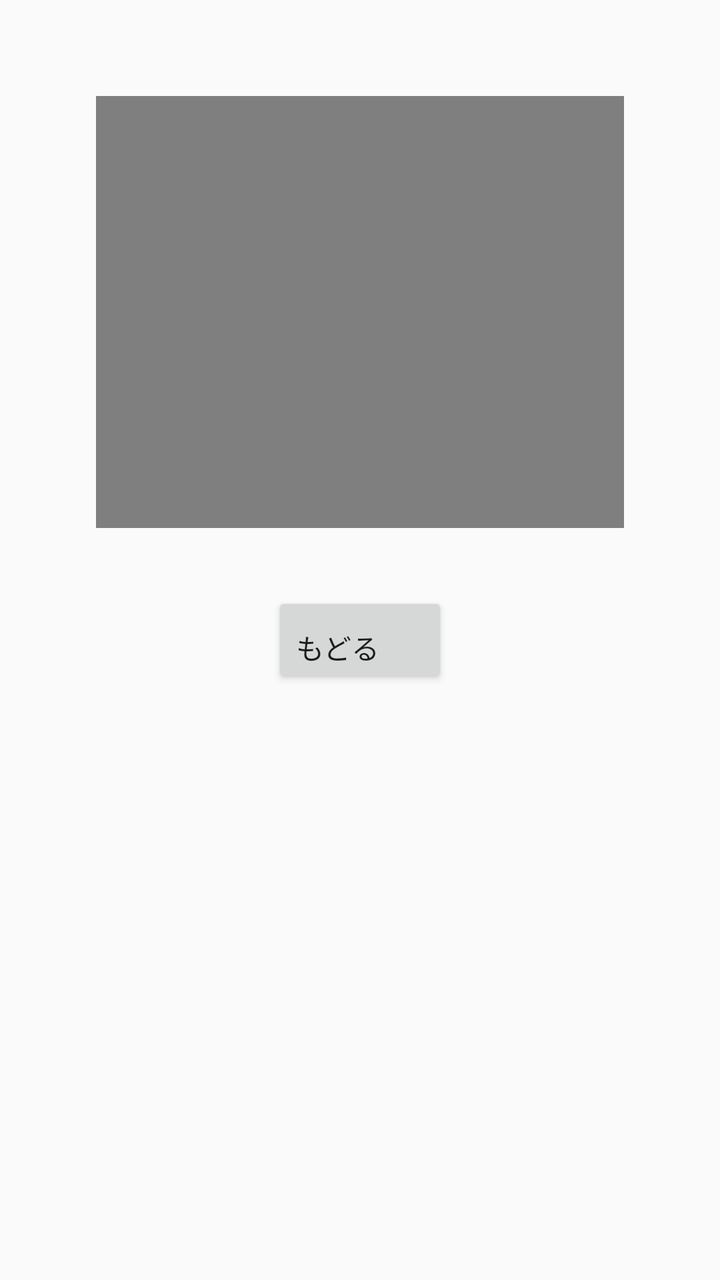
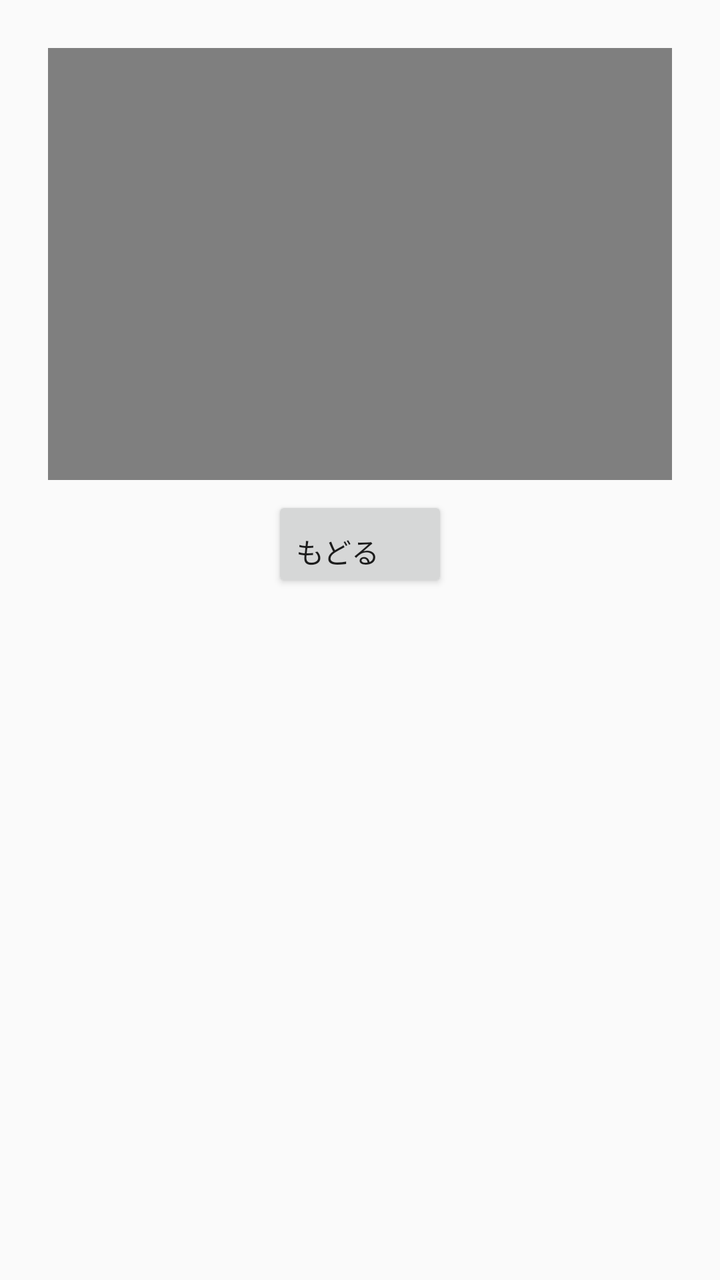

Compare the two renders of this Android layout. The source of the first and the diff that turns it into the second are given below.
<!-- AndroidManifest.xml: application theme Theme.MyApplicationUI1 -->
<!-- res/layout/activity_piropiro.xml -->
<?xml version="1.0" encoding="utf-8"?>
<LinearLayout
    xmlns:android="http://schemas.android.com/apk/res/android"
    android:layout_width="match_parent"
    android:layout_height="match_parent"
    android:orientation="vertical"
    android:padding="16dp">

    <LinearLayout
        android:layout_width="wrap_content"
        android:layout_height="wrap_content"
        android:layout_gravity="center_horizontal"
        android:layout_margin="32dp">
        <VideoView
            android:id="@+id/videoView"
            android:layout_width="384dp"
            android:layout_height="216dp"
            android:layout_gravity="center_horizontal"/>
    </LinearLayout>
    <Button
        android:id="@+id/backToMenuButton"
        android:layout_width="wrap_content"
        android:layout_height="wrap_content"
        android:layout_gravity="center"
        android:gravity="bottom"
        android:text="もどる" />
</LinearLayout>
<!-- resources referenced by this layout -->
<resources>
  <style name="Theme.MyApplicationUI1" parent="Theme.AppCompat.Light.NoActionBar">
          
          <item name="colorPrimary">@color/grey</item>
      </style>
</resources>

<!-- the commit's change to res/layout/activity_piropiro.xml (unified diff, before → after) -->
@@ -10,7 +10,7 @@
         android:layout_width="wrap_content"
         android:layout_height="wrap_content"
         android:layout_gravity="center_horizontal"
-        android:layout_margin="32dp">
+        android:layout_margin="8dp">
         <VideoView
             android:id="@+id/videoView"
             android:layout_width="384dp"
